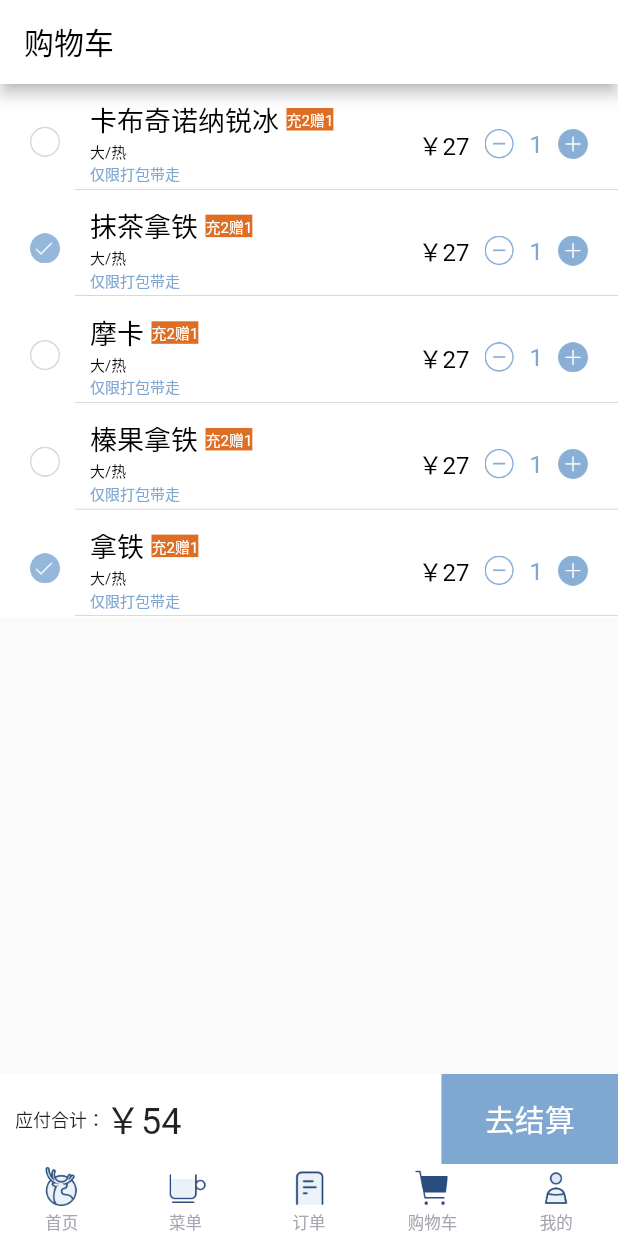
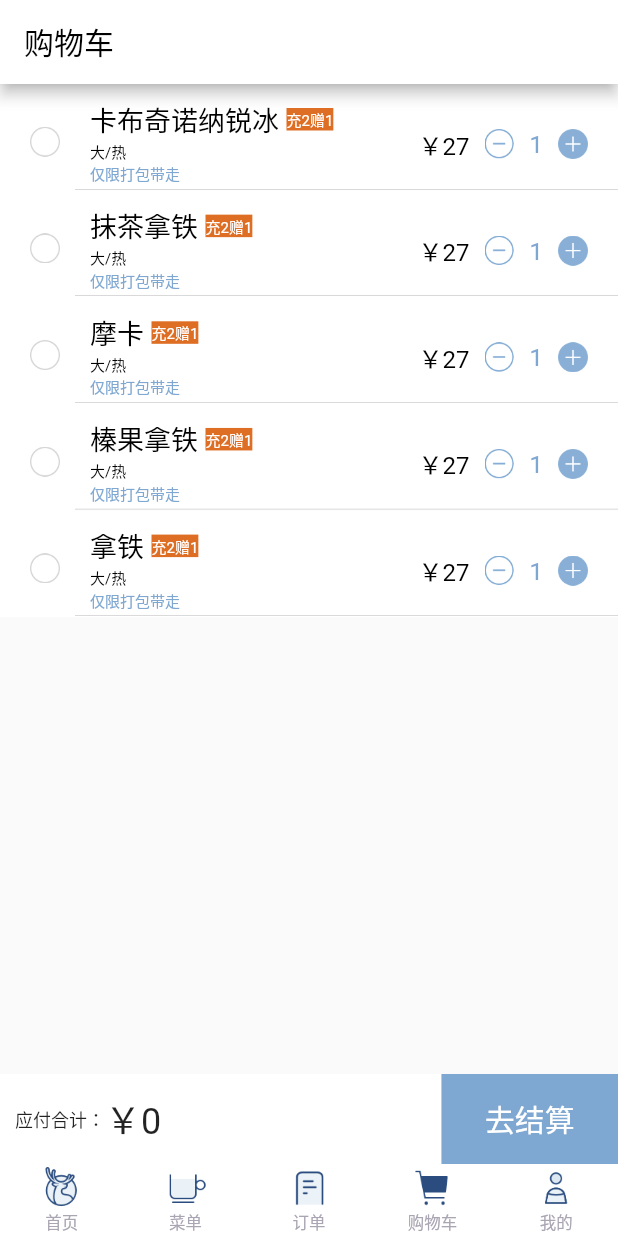
Before and after one commit to wuxiaowei888765/flutter_coffee, a Flutter app: the screen it shows after launch, item 4 of the bottom bar chosen, on a phone screen of 412 x 824 dp. Run offline on Flutter 3.47's test engine with Material 2 defaults, Android fonts, the phone set to English and light mode, and no system bars; our stand-ins replace flutter_swiper; network calls fail.

Commit message:
购物车优化

```diff
--- a/lib/pages/ShoppingCart.dart
+++ b/lib/pages/ShoppingCart.dart
@@ -6,6 +6,8 @@ class ShoppingCart extends StatefulWidget {
 }
 
 var cofferTitle = ['卡布奇诺纳锐冰', '抹茶拿铁', '摩卡', '榛果拿铁', '拿铁'];
+List<bool> cofferIsSelect = [false,false,false,false,false];
+
 
 class _ShoppingCartState extends State<ShoppingCart> {
   @override
@@ -43,7 +45,7 @@ class _ShoppingCartState extends State<ShoppingCart> {
                             ),
                           ),
                           new Text(
-                            "￥54",
+                            getMoney(),
                             style: new TextStyle(fontSize: 24),
                           )
                         ],
@@ -89,11 +91,18 @@ class _ShoppingCartState extends State<ShoppingCart> {
                   new Container(
                     margin: const EdgeInsets.fromLTRB(20, 0, 0, 0),
                     child: new Align(
-                      child: new Image.asset(
-                        position%3==1?'images/icon_cb_pre.png':'images/icon_cb_nor.png',
-                        width: 20,
-                        height: 20,
-                      ),
+                      child: GestureDetector(
+                        onTap: (){
+                          setState(() {
+                            cofferIsSelect[position] = !cofferIsSelect[position];
+                          });
+                        },
+                        child: Image.asset(
+                          cofferIsSelect[position]?'images/icon_cb_pre.png':'images/icon_cb_nor.png',
+                          width: 20,
+                          height: 20,
+                        ),
+                      )
                     ),
                   ),
                   new Container(
@@ -197,4 +206,14 @@ class _ShoppingCartState extends State<ShoppingCart> {
       ),
     );
   }
+
+  String getMoney(){
+    var money = 0;
+    for(int i=0;i<cofferIsSelect.length;i++){
+      if(cofferIsSelect[i]){
+        money+=27;
+      }
+    }
+    return "￥$money";
+  }
 }
```
